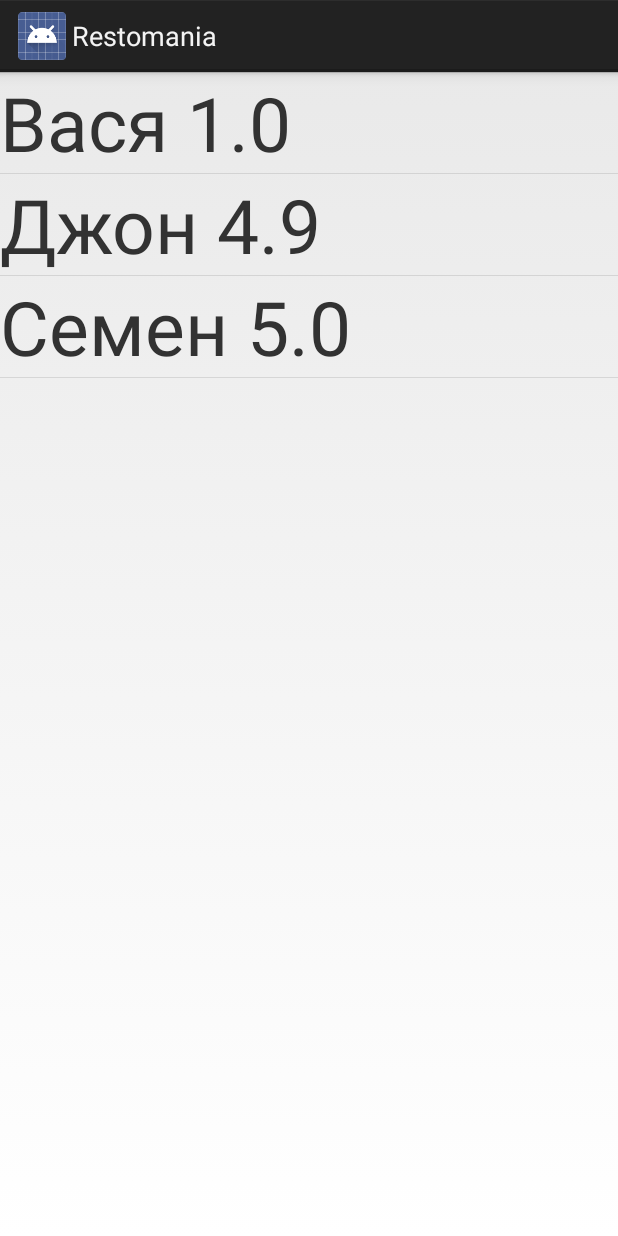
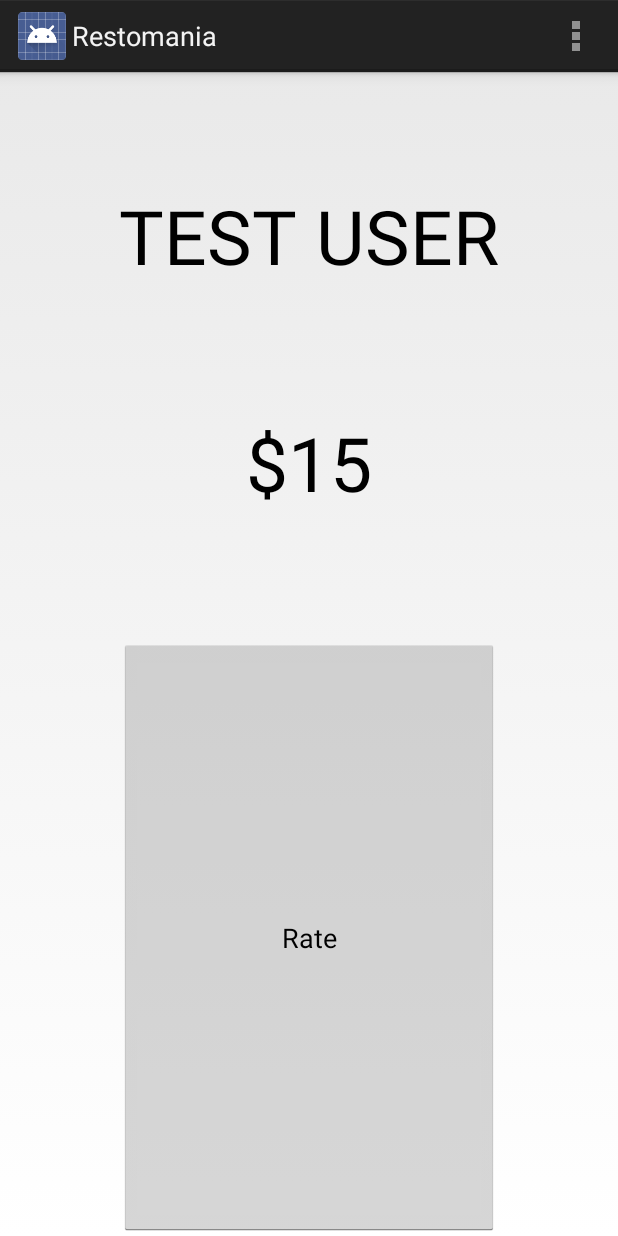
Before and after one commit to ilya4544/restomaniaAndroid, an Android app: the screen it shows after launch (WaiterListActivity before the commit, StartActivity after it), on a phone screen of 412 x 824 dp. Run offline under Robolectric (Android 15) with nearby library versions, the phone set to English and light mode, and no system bars.

Commit message:
Finished logic between activities. Added todo Fixed activity_startactivity

```diff
--- a/app/src/main/java/com/restomania/restomania/DownloadWaitersTask.java
+++ b/app/src/main/java/com/restomania/restomania/DownloadWaitersTask.java
@@ -8,6 +8,8 @@ import android.os.AsyncTask;
 public class DownloadWaitersTask extends AsyncTask<String, Void, Waiter[]> {
     @Override
     protected Waiter[] doInBackground(String... strings) {
+        //TODO get waiters from server
+
         Waiter[] waiters = new Waiter[3];
         waiters[0] = new Waiter("Вася", 1);
         waiters[1] = new Waiter("Джон", 4.9);
--- a/app/src/main/java/com/restomania/restomania/StartActivity.java
+++ b/app/src/main/java/com/restomania/restomania/StartActivity.java
@@ -1,9 +1,12 @@
 package com.restomania.restomania;
 
 import android.app.Activity;
+import android.content.Intent;
 import android.os.Bundle;
 import android.view.Menu;
 import android.view.MenuItem;
+import android.view.View;
+import android.widget.Button;
 import android.widget.TextView;
 
 
@@ -11,10 +14,25 @@ public class StartActivity extends Activity {
 
     private TextView name;
     private TextView balance;
+
     @Override
     protected void onCreate(Bundle savedInstanceState) {
         super.onCreate(savedInstanceState);
         setContentView(R.layout.activity_startactivity);
+
+        Button btn = (Button) findViewById(R.id.button);
+        final TextView n = (TextView) findViewById(R.id.name);
+        final TextView b = (TextView) findViewById(R.id.balance);
+        btn.setOnClickListener(new View.OnClickListener() {
+            @Override
+            public void onClick(View view) {
+                Intent intent = new Intent(getBaseContext(), WaiterListActivity.class);
+                intent.putExtra("name", n.getText());
+                intent.putExtra("rate", "" + b.getText());
+                startActivity(intent);
+
+            }
+        });
     }
 
 
--- a/app/src/main/res/layout/activity_startactivity.xml
+++ b/app/src/main/res/layout/activity_startactivity.xml
@@ -1,34 +1,43 @@
 <RelativeLayout
-    android:layout_width="fill_parent"
-    android:layout_height="fill_parent"
+    android:layout_width="match_parent"
+    android:layout_height="match_parent"
+    android:orientation="vertical"
     xmlns:android="http://schemas.android.com/apk/res/android">
 
     <TextView
         android:layout_width="wrap_content"
         android:layout_height="wrap_content"
         android:textAppearance="?android:attr/textAppearanceMedium"
-        android:text="Name"
+        android:textSize="50dp"
+        android:text="TEST USER"
         android:id="@+id/name"
-        android:layout_alignBaseline="@+id/balance"
-        android:layout_alignBottom="@+id/balance"
-        android:layout_alignStart="@+id/balance" />
+        android:layout_gravity="center_horizontal"
+        android:layout_alignParentTop="true"
+        android:layout_centerHorizontal="true"
+        android:layout_marginTop="75dp" />
 
     <TextView
         android:layout_width="wrap_content"
         android:layout_height="wrap_content"
         android:textAppearance="?android:attr/textAppearanceMedium"
-        android:text="Balance"
+        android:textSize="50dp"
+        android:text="$15"
         android:id="@+id/balance"
-        android:layout_alignBaseline="@+id/button"
-        android:layout_alignBottom="@+id/button"
-        android:layout_alignStart="@+id/button" />
+        android:layout_gravity="center_horizontal"
+        android:layout_centerHorizontal="true"
+        android:layout_below="@+id/name"
+        android:layout_marginTop="84dp"/>
 
     <Button
         android:layout_width="wrap_content"
         android:layout_height="wrap_content"
         android:text="Rate"
         android:id="@+id/button"
-        android:layout_marginBottom="151dp"
-        android:layout_alignParentBottom="true"
-        android:layout_alignStart="@+id/balance" />
+        android:layout_gravity="center_horizontal"
+        android:layout_below="@+id/balance"
+        android:layout_marginTop="84dp"
+        android:clickable="true"
+        android:layout_alignEnd="@+id/name"
+        android:layout_alignStart="@+id/name"
+        android:layout_alignParentBottom="true" />
 </RelativeLayout>
```
Also changed, not shown: app/src/main/AndroidManifest.xml (+6 -2 lines), app/src/main/java/com/restomania/restomania/WaiterActivity.java (+17 -0 lines).
